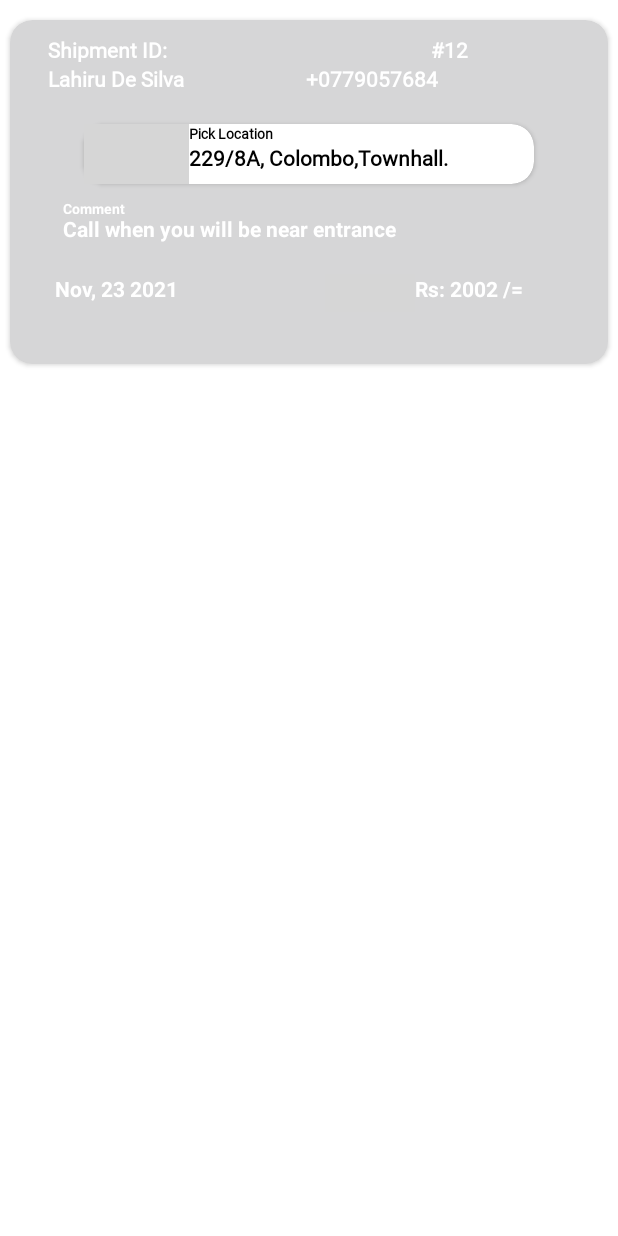
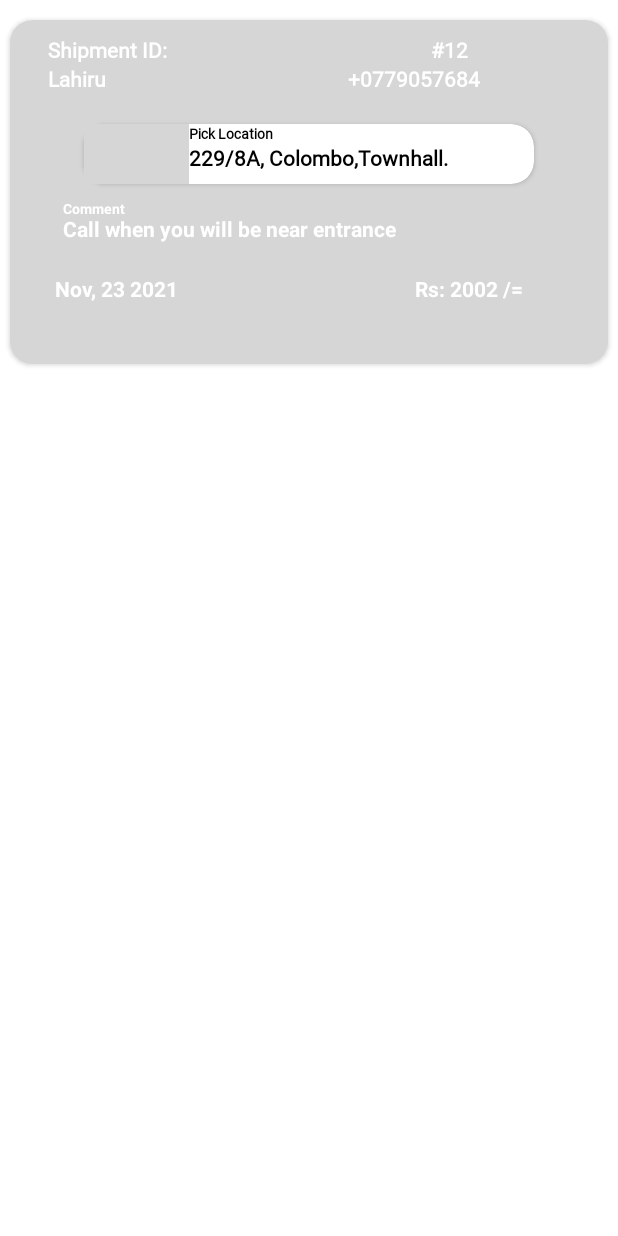
Before and after one commit to lahirudsilva/Deliver-it-mobile, an Android app: the layout pickup_delivery_row.xml on its own in the app's theme, with its tools: preview values and no code run, on a phone screen of 412 x 824 dp. Run offline under Robolectric (Android 15) with nearby library versions, the phone set to English and light mode, and no system bars; grey boxes are pictures that could not be loaded.

Commit message:
[+] code refactor

```diff
--- a/app/src/main/res/layout/delivery_row.xml
+++ b/app/src/main/res/layout/pickup_delivery_row.xml
@@ -54,8 +54,8 @@
             android:orientation="horizontal">
 
             <TextView
-                android:id="@+id/user_firstname"
-                android:layout_width="wrap_content"
+                android:id="@+id/user_fullName"
+                android:layout_width="150dp"
                 android:layout_height="40dp"
                 android:layout_marginStart="15dp"
                 android:fontFamily="@font/poppins_regular"
@@ -63,14 +63,14 @@
                 android:text="Lahiru "
                 android:textStyle="bold" />
 
-            <TextView
-                android:id="@+id/user_lastname"
-                android:layout_width="80dp"
-                android:layout_height="40dp"
-                android:fontFamily="@font/poppins_regular"
-                android:text="De Silva"
-                android:textStyle="bold"
-                android:textColor="@color/white" />
+<!--            <TextView-->
+<!--                android:id="@+id/user_lastname"-->
+<!--                android:layout_width="80dp"-->
+<!--                android:layout_height="40dp"-->
+<!--                android:fontFamily="@font/poppins_regular"-->
+<!--                android:text="De Silva"-->
+<!--                android:textStyle="bold"-->
+<!--                android:textColor="@color/white" />-->
 
             <TextView
                 android:id="@+id/user_phone"
```
Also changed, not shown: app/src/main/java/com/typical_coderr/deliverit_mobile/PickupRequestFragment.java (renamed from app/src/main/java/com/typical_coderr/deliverit_mobile/pickupRequestFragment.java, +11 -15 lines).
